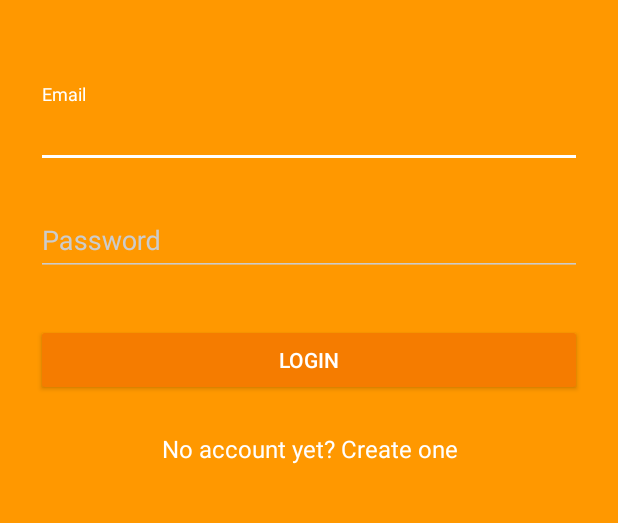
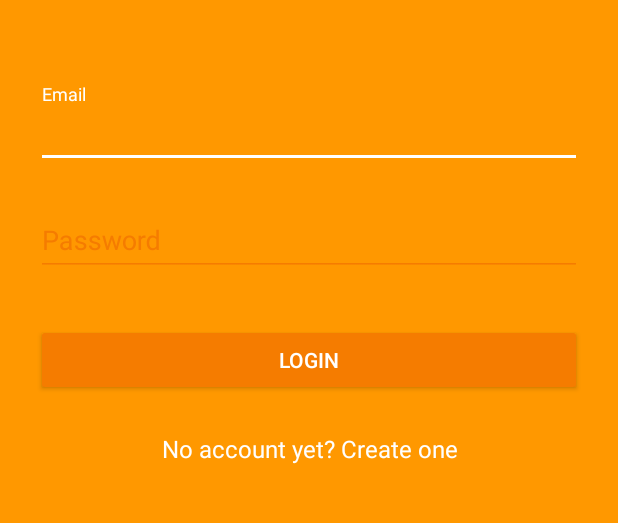
Before and after one commit to xurxodev/clean-code, an Android app: the screen it shows after launch (LoginActivity), on a phone screen of 412 x 824 dp, the part 192-715 px from its top. Run offline under Robolectric (Android 15) with nearby library versions, the phone set to English and light mode, and no system bars.

Commit message:
clean non used resources and formatted style resource file

```diff
--- a/testing/ui/robotpattern/app/src/main/res/values/dimens.xml
+++ b/testing/ui/robotpattern/app/src/main/res/values/dimens.xml
@@ -1,4 +1,3 @@
 <resources>
-    <dimen name="fab_margin">16dp</dimen>
-    <dimen name="views_margin">16dp</dimen>
+
 </resources>
--- a/testing/ui/robotpattern/app/src/main/res/values/strings.xml
+++ b/testing/ui/robotpattern/app/src/main/res/values/strings.xml
@@ -1,6 +1,5 @@
 <resources>
     <string name="app_name">Robot Pattern Example</string>
-    <string name="action_settings">Settings</string>
     <string name="username_label">Login</string>
     <string name="password_label">Password</string>
     <string name="login_button">Login</string>
--- a/testing/ui/robotpattern/app/src/main/res/values/styles.xml
+++ b/testing/ui/robotpattern/app/src/main/res/values/styles.xml
@@ -2,33 +2,25 @@
 
     <!-- Base application theme. -->
     <style name="AppTheme" parent="Theme.AppCompat.Light.DarkActionBar">
-        <!-- Customize your theme here. -->
         <item name="colorPrimary">@color/colorPrimary</item>
         <item name="colorPrimaryDark">@color/colorPrimaryDark</item>
         <item name="colorAccent">@color/colorAccent</item>
     </style>
 
+    <!-- No actionbar theme -->
     <style name="AppTheme.NoActionBar">
         <item name="windowActionBar">false</item>
         <item name="windowNoTitle">true</item>
-
         <item name="android:textColor">@color/white</item>
         <item name="android:textColorPrimary">@color/white</item>
-
         <item name="android:windowBackground">@color/colorPrimary</item>
         <item name="android:selectableItemBackground">@color/colorPrimaryDark</item>
-
-
-        <item name="colorControlNormal">@color/iron</item>
+        <item name="colorControlNormal">@color/colorPrimaryDark</item>
         <item name="colorControlActivated">@color/white</item>
         <item name="colorControlHighlight">@color/white</item>
-        <item name="android:textColorHint">@color/iron</item>
-
+        <item name="android:textColorHint">@color/colorPrimaryDark</item>
         <item name="colorButtonNormal">@color/colorPrimaryDark</item>
     </style>
 
-    <style name="AppTheme.AppBarOverlay" parent="ThemeOverlay.AppCompat.Dark.ActionBar" />
-
-    <style name="AppTheme.PopupOverlay" parent="ThemeOverlay.AppCompat.Light" />
 
 </resources>
```
